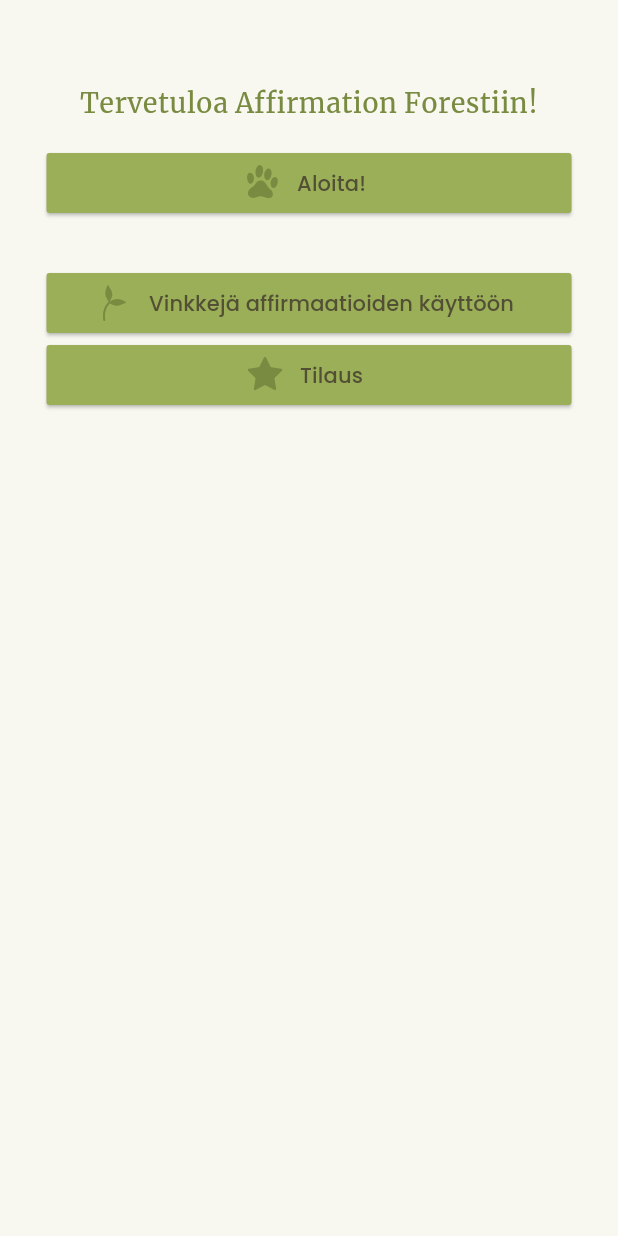
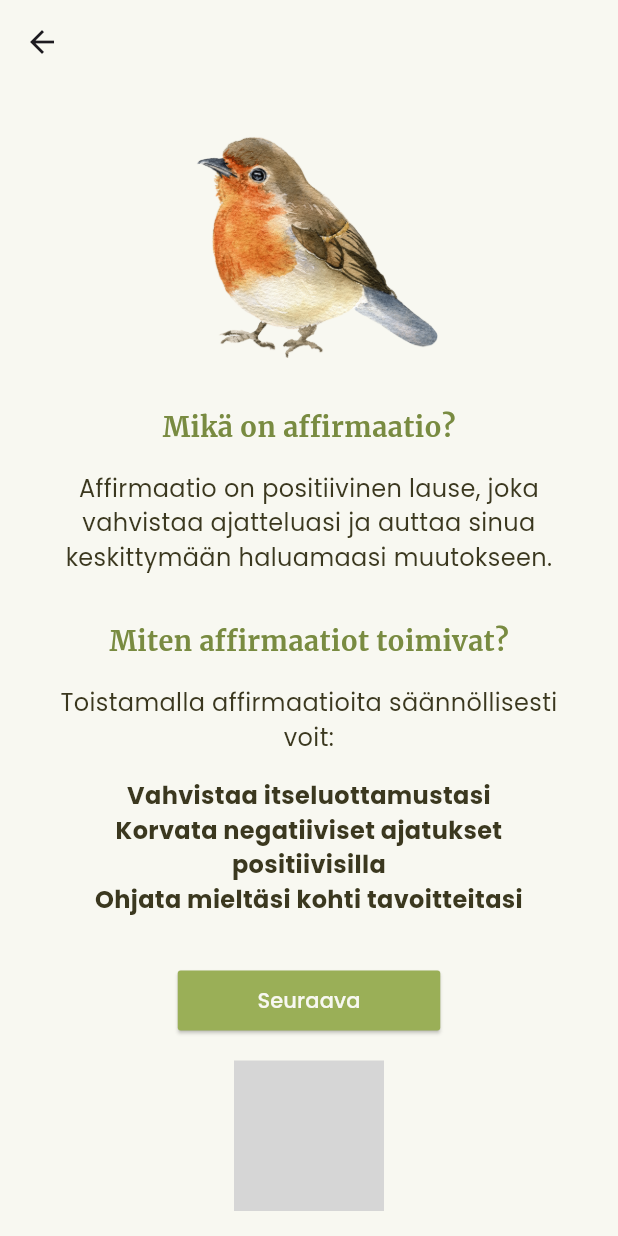
Before and after one commit to ForestiGH/affirmation_forest, a Flutter app: the StartFi widget shown alone on an empty page, opened directly, after a tap on "Vinkkejä affirmaatioiden käyttöön", on a phone screen of 412 x 824 dp. Run offline on Flutter 3.47's test engine with Material 3 defaults, Android fonts, the phone set to English and light mode, and no system bars; our stand-ins replace csv, flutter_svg, get, shared_preferences; accounts and stored records are empty; project files that could hold a hidden picture were left out; grey boxes are pictures that could not be loaded.

Commit message:
Finished first page of Finnish info screen.

```diff
--- a/lib/screens/fi_start_screen.dart
+++ b/lib/screens/fi_start_screen.dart
@@ -72,7 +72,9 @@ class StartFi extends StatelessWidget {
 											fontFamily: 'Poppins',
 											),
 										'Vinkkejä affirmaatioiden käyttöön',),
-									onPressed: () {},
+									onPressed: () {
+									Navigator.of(context).push(fiTips());
+									},
 									icon: Align(
 										alignment: Alignment.centerLeft,
 										child: SvgPicture.asset(MyImages.plant, width: 30, height: 30,),),
--- a/lib/screens/fi_tips.dart
+++ /dev/null
@@ -1,76 +0,0 @@
-import 'package:affirmation_forest/utils/colors.dart';
-import 'package:affirmation_forest/utils/route.dart';
-import 'package:affirmation_forest/utils/strings_en.dart' as en;
-import 'package:affirmation_forest/utils/strings_fi.dart' as fi;
-import 'package:affirmation_forest/utils/images.dart';
-import 'package:flutter/material.dart';
-import 'package:flutter_svg/flutter_svg.dart';
-
-class TipsFi extends StatelessWidget {
-	const TipsFi({super.key});
-
-	@override
-	Widget build(BuildContext context) {
-		return Material(
-		child: LayoutBuilder(
-			builder: (context, constraints) {
-				return SingleChildScrollView(
-					child: ConstrainedBox(
-						constraints: BoxConstraints(minHeight: constraints.maxHeight),
-						child: Container(
-							color: MyColor.bianca,
-						child: Column(
-							mainAxisSize: MainAxisSize.min,
-							children: [
-							AppBar(
-								backgroundColor: MyColor.bianca,
-								),
-							Text(
-								'Headline',
-								style: TextStyle(
-									fontFamily: 'Merriweather',
-									color: MyColor.crete,
-									fontSize: 18,)
-								),
-								Padding(
-									padding: const EdgeInsets.only(bottom: 8),
-									),
-								Text(
-									'Subtitle',
-									style: TextStyle(
-										fontFamily: 'Poppins',
-										color: MyColor.lisbonBrown,
-										fontSize: 14,)
-									),
-								Padding(
-									padding: const EdgeInsets.only(bottom: 8),
-									),
-
-								ElevatedButton.icon(
-									style: ElevatedButton.styleFrom(
-										fixedSize: Size(350, 20),
-										backgroundColor: MyColor.chelseaCucumber,
-										foregroundColor: MyColor.kelp,
-										shape: const RoundedRectangleBorder(
-											borderRadius: BorderRadius.all(Radius.circular(2))),
-										),
-									label: const Text(
-										style: TextStyle(
-											fontFamily: 'Poppins',
-											),
-										'Button text',),
-									onPressed: () {},
-									icon: Align(
-										alignment: Alignment.centerLeft,
-										child: SvgPicture.asset(MyImages.butterfly, width: 30, height: 30,),),
-									),
-								],
-							)
-						)
-					)
-				);
-			}
-		)
-	);
-}
-}
--- /dev/null
+++ b/lib/screens/fi_tips1.dart
@@ -0,0 +1,133 @@
+import 'package:affirmation_forest/utils/colors.dart';
+import 'package:affirmation_forest/utils/route.dart';
+import 'package:affirmation_forest/utils/strings_en.dart' as en;
+import 'package:affirmation_forest/utils/strings_fi.dart' as fi;
+import 'package:affirmation_forest/utils/images.dart';
+import 'package:flutter/material.dart';
+import 'package:flutter_svg/flutter_svg.dart';
+
+class Tips1Fi extends StatelessWidget {
+	const Tips1Fi({super.key});
+
+	@override
+	Widget build(BuildContext context) {
+		return Material(
+		child: LayoutBuilder(
+			builder: (context, constraints) {
+				return SingleChildScrollView(
+					child: ConstrainedBox(
+						constraints: BoxConstraints(minHeight: constraints.maxHeight),
+						child: Container(
+							color: MyColor.bianca,
+						child: Column(
+							mainAxisSize: MainAxisSize.min,
+							children: [
+							AppBar(
+								backgroundColor: MyColor.bianca,
+								),
+							Image.asset(
+								MyImages.wcBird,
+								width: 200,
+								height: 200,),
+							Padding(
+								padding: const EdgeInsets.only(bottom: 16),
+								),
+							Text(
+								fi.MyStrings.whatAreAffirmations,
+								style: TextStyle(
+									fontWeight: FontWeight.bold,
+									fontFamily: 'Merriweather',
+									color: MyColor.crete,
+									fontSize: 18,)
+								),
+								Padding(
+									padding: const EdgeInsets.only(bottom: 16),
+									),
+
+								SizedBox(
+									width: 350,
+									child: Text(
+									textAlign: TextAlign.center,
+										style: TextStyle(
+											fontFamily: 'Poppins',
+											color: MyColor.lisbonBrown,
+											fontSize: 16,
+											),
+										fi.MyStrings.affirmationsAre,),
+									),
+								Padding(
+									padding: const EdgeInsets.only(bottom: 32),
+									),
+							Text(
+								fi.MyStrings.howDoAffirmationsWork,
+								style: TextStyle(
+									fontWeight: FontWeight.bold,
+									fontFamily: 'Merriweather',
+									color: MyColor.crete,
+									fontSize: 18,)
+								),
+								Padding(
+									padding: const EdgeInsets.only(bottom: 16),
+									),
+								SizedBox(
+									width: 350,
+									child: Text(
+									textAlign: TextAlign.center,
+										style: TextStyle(
+											fontFamily: 'Poppins',
+											color: MyColor.lisbonBrown,
+											fontSize: 16,
+											),
+										fi.MyStrings.affirmationsWork,),
+									),
+								Padding(
+									padding: const EdgeInsets.only(bottom: 16),
+									),
+								SizedBox(
+									width: 350,
+									child: Text(
+									textAlign: TextAlign.center,
+										style: TextStyle(
+											fontWeight: FontWeight.bold,
+											fontFamily: 'Poppins',
+											color: MyColor.lisbonBrown,
+											fontSize: 16,
+											),
+										fi.MyStrings.affirmationsWork2,),
+									),
+								Padding(
+									padding: const EdgeInsets.only(bottom: 32),
+									),
+								ElevatedButton.icon(
+									style: ElevatedButton.styleFrom(
+										fixedSize: Size(175, 20),
+										backgroundColor: MyColor.chelseaCucumber,
+										foregroundColor: MyColor.bianca,
+										shape: const RoundedRectangleBorder(
+											borderRadius: BorderRadius.all(Radius.circular(2))),
+										),
+									label: const Text(
+										style: TextStyle(
+											fontFamily: 'Poppins',
+											),
+										'Seuraava',),
+									onPressed: () {},
+									),
+								Padding(
+									padding: EdgeInsets.all(16),
+									child: SvgPicture.asset(
+										MyImages.logoColor,
+										width: 100,
+										height: 100,
+										),
+									),
+								],
+							)
+						)
+					)
+				);
+			}
+		)
+	);
+}
+}
--- a/lib/utils/route.dart
+++ b/lib/utils/route.dart
@@ -1,6 +1,7 @@
 import 'package:flutter/material.dart';
 import 'package:affirmation_forest/screens/en_start_screen.dart';
 import 'package:affirmation_forest/screens/fi_start_screen.dart';
+import 'package:affirmation_forest/screens/fi_tips1.dart';
 import 'package:affirmation_forest/screens/en_choice1.dart';
 import 'package:affirmation_forest/screens/en_choice2a.dart';
 import 'package:affirmation_forest/screens/en_choice2b.dart';
@@ -30,6 +31,20 @@ Route englishOption() {
 Route finnishOption() {
 	return PageRouteBuilder(
 		pageBuilder: (context, animation, secondaryAnimation) => const StartFi(),
+		transitionsBuilder: (context, animation, secondaryAnimation, child) {
+			const begin = Offset(0.0, 1.0);
+			const end = Offset.zero;
+			const curve = Curves.ease;
+
+			var tween = Tween(begin: begin, end: end).chain(CurveTween(curve: curve));
+
+			return SlideTransition(position: animation.drive(tween), child: child);
+		},
+	);
+}
+Route fiTips() {
+	return PageRouteBuilder(
+		pageBuilder: (context, animation, secondaryAnimation) => const Tips1Fi(),
 		transitionsBuilder: (context, animation, secondaryAnimation, child) {
 			const begin = Offset(0.0, 1.0);
 			const end = Offset.zero;
--- a/lib/utils/strings_en.dart
+++ b/lib/utils/strings_en.dart
@@ -5,6 +5,12 @@ class MyStrings {
 	static const String whatDoYouNeed = 'What do you need in your life right now?';
 
 	static const String appName = 'Affirmation Forest';
+
+	static const String whatAreAffirmations = 'What are affirmations?';
+	static const String affirmationsAre = 'Affirmaatio on positiivinen lause, joka vahvistaa ajatteluasi ja auttaa sinua keskittymään haluamaasi muutokseen.';
+	static const String howDoAffirmationsWork = 'Miten affirmaatiot toimivat?';
+	static const String affirmationsWork = 'Toistamalla affirmaatioita säännöllisesti voit:';
+	static const String affirmationsWork2 = 'Vahvistaa itseluottamustasi\nKorvata negatiiviset ajatukset positiivisilla\nOhjata mieltäsi kohti tavoitteitasi';
 
 	static const String buttonChoice1 = ' Life areas and balanced everyday life';
 	static const String buttonChoice2 = ' Mental wellness and balance';
--- a/lib/utils/strings_fi.dart
+++ b/lib/utils/strings_fi.dart
@@ -3,6 +3,12 @@ class MyStrings {
 
 	static const String deleteAccount = 'Poista tili';
 	static const String whatDoYouNeed = 'Mitä kaipaat elämääsi juuri nyt?';
+
+	static const String whatAreAffirmations = 'Mikä on affirmaatio?';
+	static const String affirmationsAre = 'Affirmaatio on positiivinen lause, joka vahvistaa ajatteluasi ja auttaa sinua keskittymään haluamaasi muutokseen.';
+	static const String howDoAffirmationsWork = 'Miten affirmaatiot toimivat?';
+	static const String affirmationsWork = 'Toistamalla affirmaatioita säännöllisesti voit:';
+	static const String affirmationsWork2 = 'Vahvistaa itseluottamustasi\nKorvata negatiiviset ajatukset positiivisilla\nOhjata mieltäsi kohti tavoitteitasi';
 
 	static const String appName = 'Affirmation Forest';
 
```
Also changed, not shown: lib/screens/en_choice1.dart (indentation only), 1 other file.
